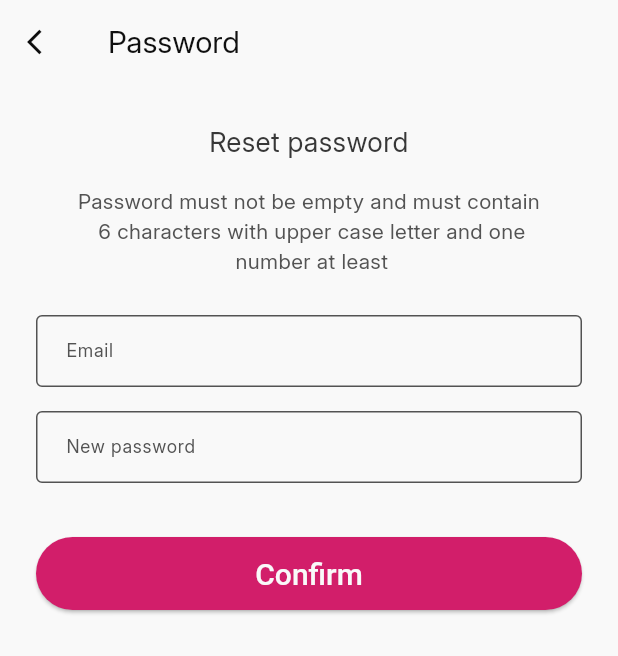
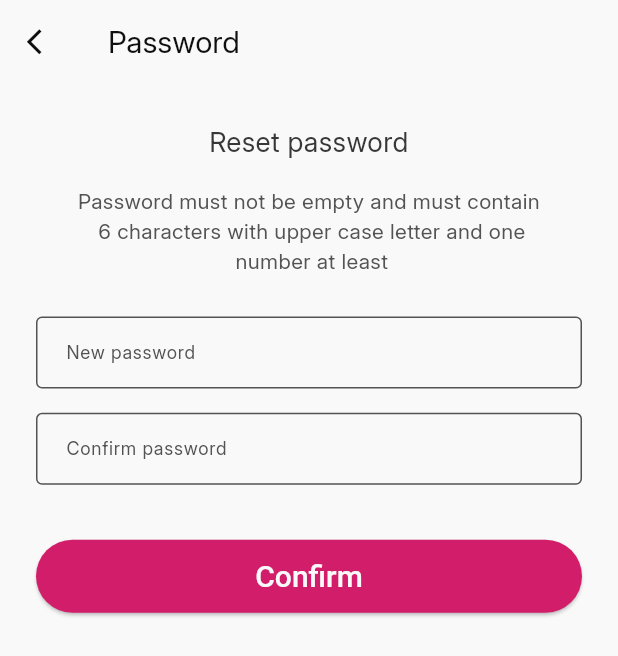
Before and after one commit to MahmoodEbrahim/flower_e_commerce, a Flutter app: the ResetPasswordPage screen opened by its route, on a phone screen of 412 x 824 dp. Shown: the top 656 px of the screen. Run offline on Flutter 3.47's test engine with Material 3 defaults, Android fonts, the phone set to English and light mode, and no system bars; our stand-ins replace bloc, device_preview, dio, equatable, flutter_bloc, flutter_screenutil and 9 more; accounts and stored records are empty; generated files the repository leaves out were written again.

Commit message:
solve a problem with forget password

```diff
--- a/lib/config/routes_manager/app_routes.dart
+++ b/lib/config/routes_manager/app_routes.dart
@@ -1,8 +1,8 @@
 abstract class AppRoutes {
-  static const String signup = 'signup';
-  static const String login = 'login';
-  static const String home = 'home';
-  static const String forgetPass = 'forgetPass';
-  static const String verfiyPassword = 'verfiyPassword';
-  static const String resetPassword = 'resetPassword';
+  static const String signup = '/signup';
+  static const String login = '/login';
+  static const String home = '/home';
+  static const String forgetPass = '/forgetPass';
+  static const String verfiyPassword = '/verfiyPassword';
+  static const String resetPassword = '/resetPassword';
 }
--- a/lib/config/routes_manager/routes_manager.dart
+++ b/lib/config/routes_manager/routes_manager.dart
@@ -22,9 +22,9 @@ abstract class Routes {
         return MaterialPageRoute(builder: (context) =>  SignupPage());
       case AppRoutes.forgetPass:
         return MaterialPageRoute(
-            builder: (context) => const ForgetPasswordPage());
+            builder: (context) =>  ForgetPasswordPage());
       case AppRoutes.verfiyPassword:
-        return MaterialPageRoute(builder: (context) => VerfiyPasswordPage());
+        return MaterialPageRoute(builder: (context) => VerifyPasswordPage());
       //ResetPasswordPage
       case AppRoutes.resetPassword:
         return MaterialPageRoute(
--- a/lib/core/utils/constants/json_serlizable_constants.dart
+++ b/lib/core/utils/constants/json_serlizable_constants.dart
@@ -23,7 +23,7 @@ abstract class JsonSerlizableConstants {
   static const String messageJsonKey="message";
   static const String infoJsonKey="info";
   static const String tokenJsonKey="token";
-  static const String statusJsonKey="email";
+  static const String statusJsonKey="status";
 
 
 }
--- a/lib/features/auth/presentation/views/pages/reset_password_page.dart
+++ b/lib/features/auth/presentation/views/pages/reset_password_page.dart
@@ -4,6 +4,7 @@ import 'package:flower_e_commerce/config/theme/font_manger.dart';
 import 'package:flower_e_commerce/config/theme/font_style_manger.dart';
 import 'package:flower_e_commerce/core/di/di.dart';
 import 'package:flower_e_commerce/core/l10n/translations/app_localizations.dart';
+import 'package:flower_e_commerce/core/utils/validator.dart';
 import 'package:flower_e_commerce/features/auth/api/models/forget_password/request/reset_password_request.dart';
 import 'package:flower_e_commerce/features/auth/presentation/view_model/forget_password/forget_password_cubit.dart';
 import 'package:flower_e_commerce/features/auth/presentation/view_model/forget_password/forget_password_states.dart';
@@ -12,38 +13,38 @@ import 'package:flower_e_commerce/features/auth/presentation/views/widgets/custo
 import 'package:flower_e_commerce/features/auth/presentation/views/widgets/custom_txt_field_widget.dart';
 import 'package:flutter/material.dart';
 import 'package:flutter_bloc/flutter_bloc.dart';
-
-import '../../../../../core/utils/validator.dart';
-
+import 'package:flutter_screenutil/flutter_screenutil.dart';
 class ResetPasswordPage extends StatelessWidget {
-  const ResetPasswordPage({super.key});
+  ResetPasswordPage({super.key,this.email});
+  String? email;
   @override
   Widget build(BuildContext context) {
-    var local = AppLocalizations.of(context)!;
-    var passwordController = TextEditingController();
-    var emailController = TextEditingController();
+    var local=AppLocalizations.of(context)!;
+    var passwordController=TextEditingController();
+    var formkey=GlobalKey<FormState>();
     return BlocProvider(
-      create: (context) => getIt<ForgetPasswordBCubit>(),
+      create: (context)=>getIt<ForgetPasswordBCubit>(),
       child: Scaffold(
           backgroundColor: AppColors.White,
           appBar: AppBar(
             backgroundColor: AppColors.White,
             leading: IconButton(
-              icon: Icon(Icons.arrow_back_ios,
-                  size: 20, color: AppColors.black[60]),
+              icon: Icon(Icons.arrow_back_ios, size: 20.sp,
+                  color: AppColors.black[60]),
               onPressed: () => Navigator.pop(context),
             ),
             title: Text(
               local.password,
-              style: getMediumStyle(
-                  color: AppColors.black, fontSize: FontSize.s20),
+              style: getMediumStyle(color: AppColors.black,
+                  fontSize: FontSize.s20),
             ),
           ),
-          body: Padding(
-            padding: EdgeInsets.symmetric(horizontal: 24.0),
+          body: Padding(padding: EdgeInsets.symmetric(horizontal: 24.0),
+            child:   Form(
+              key: formkey,
               child: Column(
                 children: [
-                SizedBox(height: 26),
+                  SizedBox(height: 26.h),
                   Text(
                     local.resetpassword,
                     textAlign: TextAlign.center,
@@ -52,7 +53,7 @@ class ResetPasswordPage extends StatelessWidget {
                       fontSize: FontSize.s18,
                     ),
                   ),
-                SizedBox(height: 16),
+                  SizedBox(height: 16.h),
                   Text(
                     local.passwordValidationMessage,
                     textAlign: TextAlign.center,
@@ -61,43 +62,41 @@ class ResetPasswordPage extends StatelessWidget {
                       fontSize: FontSize.s14,
                     ),
                   ),
-                SizedBox(height: 26),
-                CustomTxtFieldWidget(
-                  lbl: local.email,
-
-                  hint: local.enterYourEmail,
-                  controller: emailController,
-                  validator: Validator.validateEmail,
-                ),
-                SizedBox(height: 16),
-                CustomTxtFieldWidget(
+                  SizedBox(height: 26.h),
+                  CustomTxtFieldWidget(lbl: local.newpassword,
                     isPass: true,
-                  lbl: local.newpassword,
                     hint: local.enteryoupassword,
                     controller: passwordController,
-                  validator: Validator.validatePassword,
-                ),
-                SizedBox(height: 36),
-                BlocListener<ForgetPasswordBCubit, ForgetPasswordStates>(
-                    listener: (c, state) {
-                      if (state.resetPasswordResponse != null) {
+                    validator: Validator.validatePassword,),
+                  SizedBox(height: 16.h),
+                  CustomTxtFieldWidget(lbl: local.confirmpassword,
+                    hint: local.confirmpassword,
+                    isPass: true,
+
+                    validator:(value)=> Validator.validateConfirmPassword(value,
+                        passwordController!.text),),
+                  SizedBox(height: 36.h),
+                  BlocListener<ForgetPasswordBCubit,ForgetPasswordStates>
+                    (listener: (c,state){
+                    if(state.resetPasswordResponse!=null){
                       Navigator.of(context).pushNamed(AppRoutes.login);
-                      }
-
-                    },
-                    child: Builder(
-                        builder: (c) => CustomBtnWidget(
-                              txt: local.confirm,
-                              onPressed: () {
+                    }}, child:Builder(builder: (c)=> CustomBtnWidget(txt: local.confirm,
+                    onPressed: (){
+                      if(formkey.currentState!.validate()){
                         c.read<ForgetPasswordBCubit>().resetPassword(
                             ResetPasswordRequest(
-                                        email: emailController.text,
-                                        newPassword: passwordController.text));
-                              },
-                            )))
-              ],
+                                email:email!,
+                                newPassword: passwordController.text
+                            ));
+                      }
+                    },))
+
+                  )],
               ),
-          )),
+            ),
+          )
+
+      ),
     );
   }
 }
--- a/lib/features/auth/presentation/views/widgets/custom_txt_field_widget.dart
+++ b/lib/features/auth/presentation/views/widgets/custom_txt_field_widget.dart
@@ -5,7 +5,7 @@ import 'package:flutter/material.dart';
 
 class CustomTxtFieldWidget extends StatelessWidget {
 
-    final bool isPass;
+     bool isPass;
 
   CustomTxtFieldWidget(
       {super.key,
@@ -25,6 +25,7 @@ class CustomTxtFieldWidget extends StatelessWidget {
   @override
   Widget build(BuildContext context) {
     return TextFormField(
+
       validator: validator,
       controller: controller,
       obscureText: isPass,
```
Also changed, not shown: lib/core/l10n/translations/app_localizations.dart (+17 -16 lines), lib/core/l10n/translations/app_localizations_en.dart (+10 -5 lines), lib/core/utils/api_error/api_error.dart (added, +45 -0 lines), lib/features/auth/api/source/auth_remote_data_souce_imp.dart (+41 -62 lines), lib/features/auth/presentation/view_model/forget_password/forget_password_cubit.dart (+5 -3 lines), lib/features/auth/presentation/views/pages/forget_password_page.dart (+66 -73 lines), lib/features/auth/presentation/views/pages/verfiy_password.dart (+65 -108 lines), lib/features/auth/api/models/forget_password/response/verfiy_password_response.g.dart, pubspec.lock, 5 other files. Lines whose indentation alone changed are shown as unchanged.
